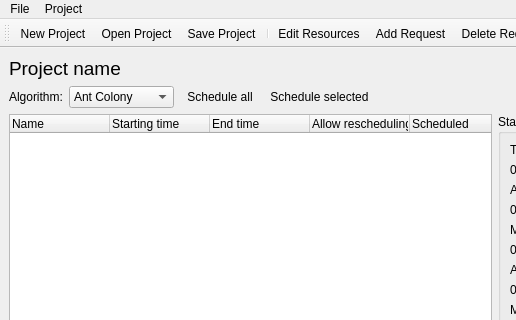
Qt form DCGUI/Windows/MainWindow.ui (DanielZorin/DataCenters) before a commit; both pictures show x 0 to 516 and y 0 to 320 of the 746 by 598 pixel window.
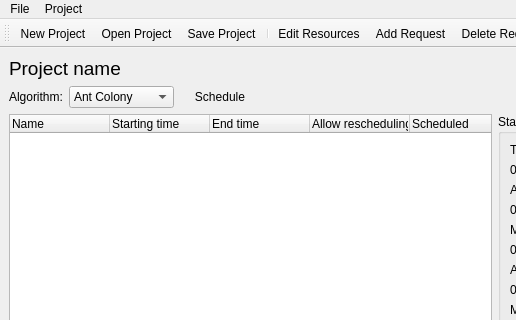
The same form after that commit. Icons and pictures are not drawn.

The edit to the form file:
```diff
--- a/DCGUI/Windows/MainWindow.ui
+++ b/DCGUI/Windows/MainWindow.ui
@@ -7,7 +7,7 @@
     <x>0</x>
     <y>0</y>
     <width>746</width>
-    <height>582</height>
+    <height>589</height>
    </rect>
   </property>
   <property name="sizePolicy">
@@ -142,7 +142,7 @@
         <item>
          <widget class="QPushButton" name="runall">
           <property name="text">
-           <string>Schedule all</string>
+           <string>Schedule</string>
           </property>
           <property name="icon">
            <iconset resource="resources.qrc">
@@ -153,20 +153,6 @@
           </property>
          </widget>
         </item>
-        <item>
-         <widget class="QPushButton" name="runsel">
-          <property name="text">
-           <string>Schedule selected</string>
-          </property>
-          <property name="icon">
-           <iconset resource="resources.qrc">
-            <normaloff>:/pics/pics/fast_forward.png</normaloff>:/pics/pics/fast_forward.png</iconset>
-          </property>
-          <property name="flat">
-           <bool>true</bool>
-          </property>
-         </widget>
-        </item>
         <item>
          <spacer name="horizontalSpacer_2">
           <property name="orientation">
```
Left out of the diff: 18 changed lines with no effect on the pictures.
